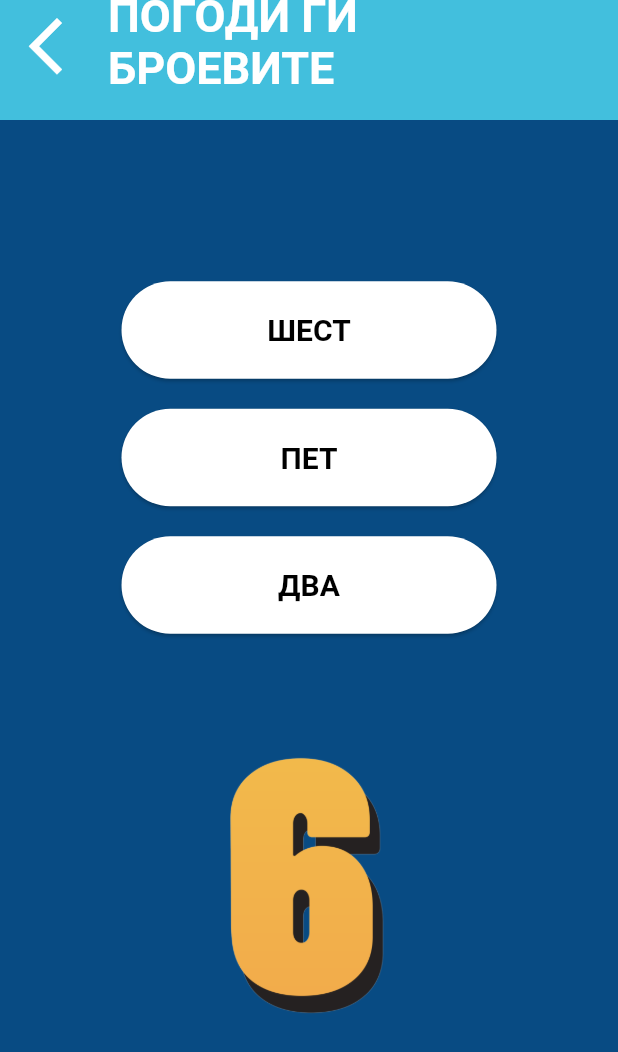
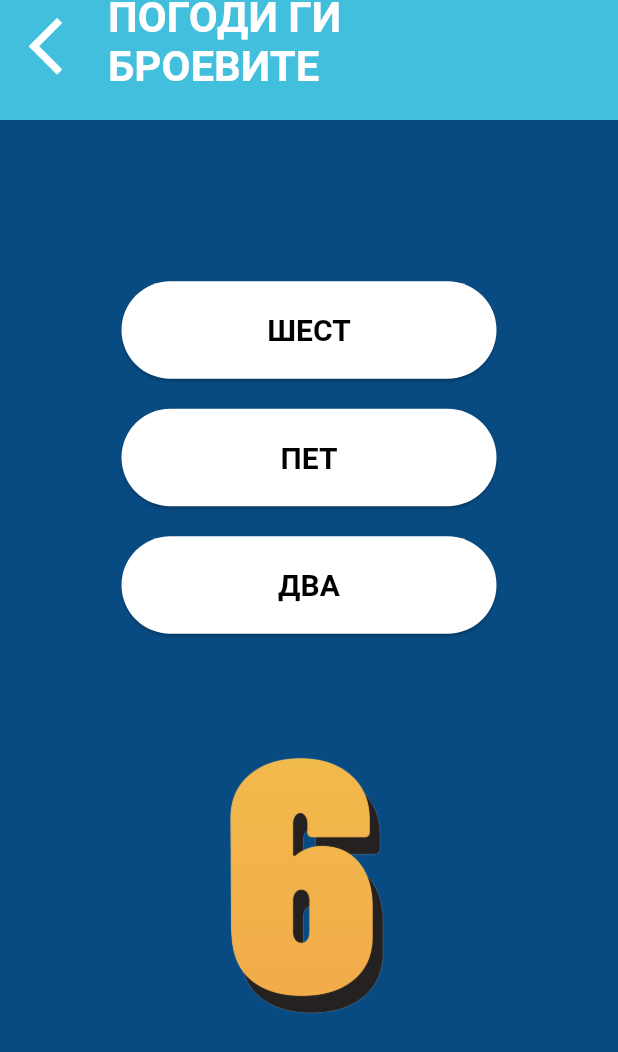
Before and after one commit to Solunska/my-assistant, a Flutter app: the Questions screen opened directly, on a phone screen of 412 x 824 dp. Shown: the top 1052 px of the screen. Run offline on Flutter 3.47's test engine with Material 3 defaults, Android fonts, the phone set to English and light mode, and no system bars.

Commit message:
font size on appbar changed

```diff
--- a/lib/screens/connect.dart
+++ b/lib/screens/connect.dart
@@ -65,7 +65,7 @@ class ConnectState extends State<Connect> {
           title: Text(
             widget.label,
             style: const TextStyle(
-              fontSize: 30,
+              fontSize: 28,
               fontWeight: FontWeight.bold,
             ),
           ),
--- a/lib/screens/questions.dart
+++ b/lib/screens/questions.dart
@@ -76,7 +76,7 @@ class QuestionsState extends State<Questions> {
           title: Text(
             widget.label,
             style: const TextStyle(
-              fontSize: 30,
+              fontSize: 28,
               fontWeight: FontWeight.bold,
             ),
           ),
@@ -117,7 +117,8 @@ class QuestionsState extends State<Questions> {
                       ),
                       backgroundColor: disabledAnswers.contains(answer)
                           ? Colors.red
-                          : Colors.white, // Background color
+                          : Colors.white,
+                      // Background color
                     ),
                     child: Text(
                       answer,
```
